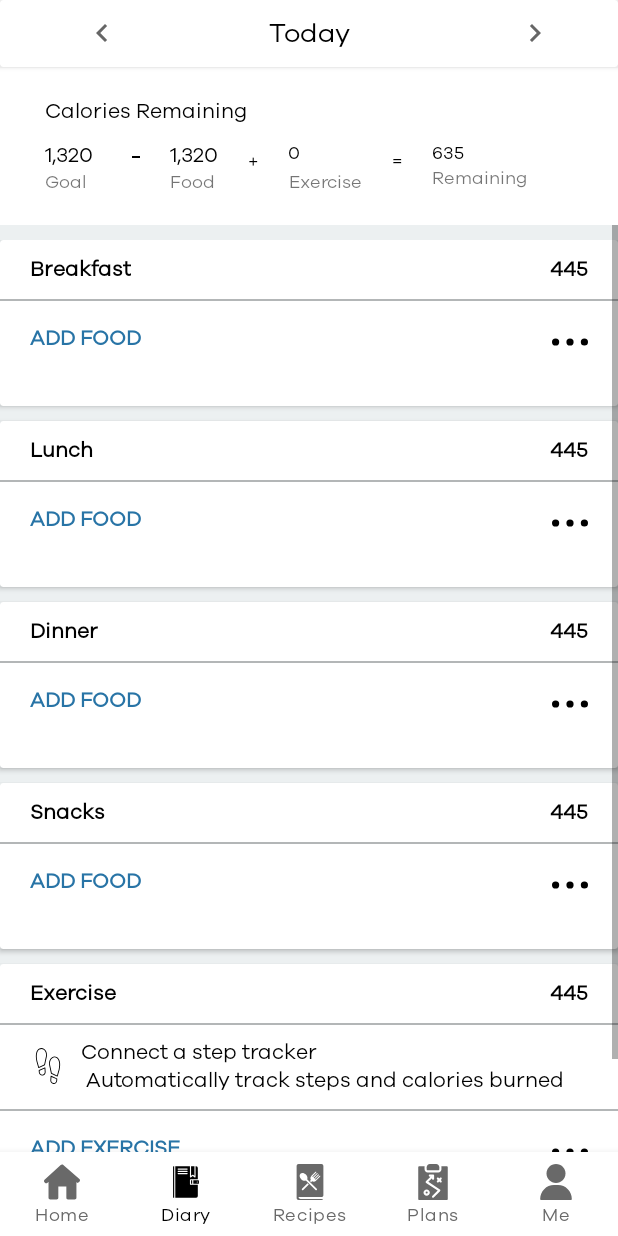
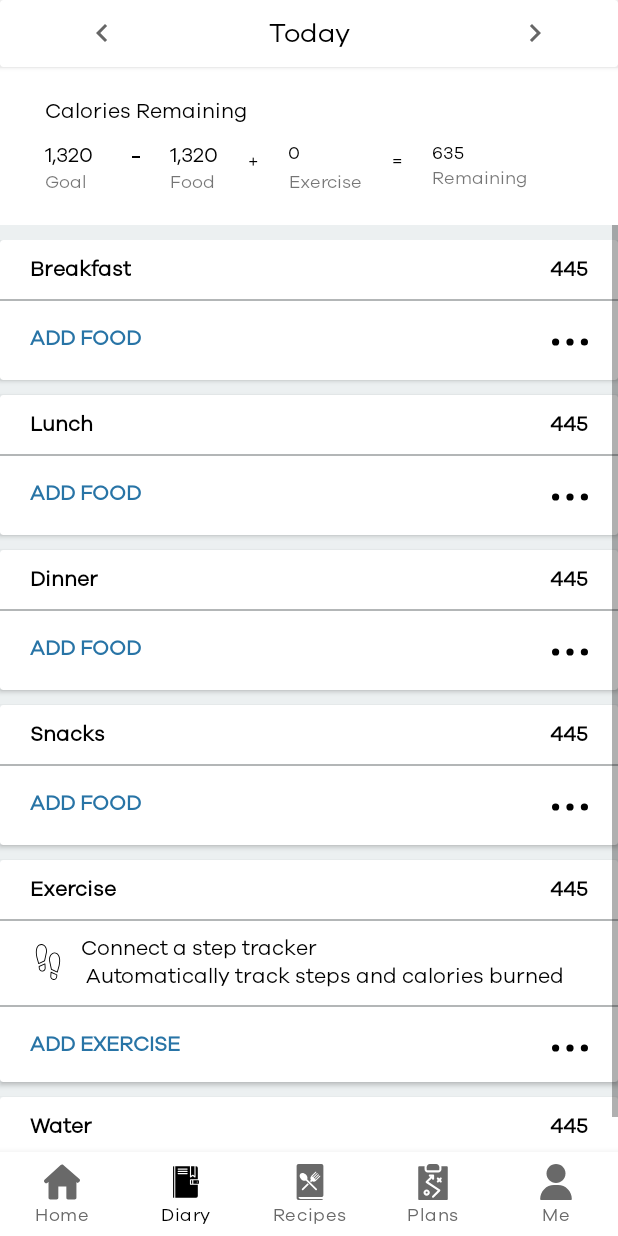
Before and after one commit to prabinkumarsahu28/MyFitnessGoal, an Android app: the screen it shows after launch once a user with an empty profile is signed in (MainActivity), item 2 of the bottom bar chosen, on a phone screen of 412 x 824 dp. Run offline under Robolectric (Android 15) with nearby library versions, the phone set to English and light mode, and no system bars; our stand-ins replace Firebase (no records; nobody signed in at launch, a user with empty details on screens opened directly), Room's generated code.

Commit message:
deleting done

```diff
--- a/MyFitnessGoal/app/src/main/java/com/eclair/myfitnessgoal/activities/CaloriesActivity.kt
+++ b/MyFitnessGoal/app/src/main/java/com/eclair/myfitnessgoal/activities/CaloriesActivity.kt
@@ -80,7 +80,7 @@ class CaloriesActivity : AppCompatActivity(), FoodClickListener {
 
     }
 
-    override fun onFoodItemClicked(foodEntity: FoodEntity) {
+    override fun onFoodItemClicked(foodEntity: FoodEntity, s: String) {
         val intent = Intent(this, ShowFoodDetailsActivity::class.java)
         intent.putExtra("foodItem", foodEntity)
         startActivity(intent)
--- a/MyFitnessGoal/app/src/main/java/com/eclair/myfitnessgoal/fragments/DiaryFragment.kt
+++ b/MyFitnessGoal/app/src/main/java/com/eclair/myfitnessgoal/fragments/DiaryFragment.kt
@@ -19,6 +19,9 @@ import com.eclair.myfitnessgoal.roomdb.FoodEntity
 import com.eclair.myfitnessgoal.roomdb.FoodViewModel
 import com.eclair.myfitnessgoal.roomdb.FoodViewModelFactory
 import kotlinx.android.synthetic.main.fragment_diary.*
+import kotlinx.coroutines.CoroutineScope
+import kotlinx.coroutines.Dispatchers
+import kotlinx.coroutines.launch
 
 class DiaryFragment : Fragment(), FoodClickListener {
 
@@ -31,6 +34,8 @@ class DiaryFragment : Fragment(), FoodClickListener {
     lateinit var lunchAdapter: SearchFoodItemsAdapter
     lateinit var dinnerAdapter: SearchFoodItemsAdapter
     lateinit var snackAdapter: SearchFoodItemsAdapter
+
+    lateinit var viewModel: FoodViewModel
 
 
     override fun onViewCreated(view: View, savedInstanceState: Bundle?) {
@@ -63,7 +68,7 @@ class DiaryFragment : Fragment(), FoodClickListener {
         val app = activity?.application as FoodApplication
         val repository = app.foodRepo
         val viewModelFactory = FoodViewModelFactory(repository)
-        val viewModel = ViewModelProviders.of(this, viewModelFactory).get(FoodViewModel::class.java)
+        viewModel = ViewModelProviders.of(this, viewModelFactory).get(FoodViewModel::class.java)
 
         rv_breakFast.layoutManager = LinearLayoutManager(context)
         breakFastAdapter = SearchFoodItemsAdapter(breakFastList, this)
@@ -122,8 +127,16 @@ class DiaryFragment : Fragment(), FoodClickListener {
 
     }
 
-    override fun onFoodItemClicked(foodEntity: FoodEntity) {
-        Toast.makeText(context, "delete", Toast.LENGTH_SHORT).show()
+    override fun onFoodItemClicked(foodEntity: FoodEntity, s: String) {
+
+        if (s == "delete"){
+            CoroutineScope(Dispatchers.IO).launch {
+                viewModel.getDeletedFoodItem(foodEntity)
+            }
+        }else{
+            Toast.makeText(context,"details",Toast.LENGTH_SHORT).show()
+        }
+
     }
 
 
--- a/MyFitnessGoal/app/src/main/java/com/eclair/myfitnessgoal/listeners/FoodClickListener.kt
+++ b/MyFitnessGoal/app/src/main/java/com/eclair/myfitnessgoal/listeners/FoodClickListener.kt
@@ -3,5 +3,5 @@ package com.eclair.myfitnessgoal.listeners
 import com.eclair.myfitnessgoal.roomdb.FoodEntity
 
 interface FoodClickListener {
-    fun onFoodItemClicked(foodEntity: FoodEntity)
+    fun onFoodItemClicked(foodEntity: FoodEntity, s: String)
 }
--- a/MyFitnessGoal/app/src/main/java/com/eclair/myfitnessgoal/roomdb/FoodDao.kt
+++ b/MyFitnessGoal/app/src/main/java/com/eclair/myfitnessgoal/roomdb/FoodDao.kt
@@ -1,10 +1,7 @@
 package com.eclair.myfitnessgoal.roomdb
 
 import androidx.lifecycle.LiveData
-import androidx.room.Dao
-import androidx.room.Insert
-import androidx.room.OnConflictStrategy
-import androidx.room.Query
+import androidx.room.*
 
 @Dao
 interface FoodDao {
@@ -20,5 +17,8 @@ interface FoodDao {
     fun getTotalCalorie(): LiveData<Int?>
 
     @Query("SELECT * FROM FoodTable WHERE type =:types")
-    fun getAddedFood(types: String) : LiveData<List<FoodEntity>>
+    fun getAddedFood(types: String): LiveData<List<FoodEntity>>
+
+    @Delete
+    fun deleteFood(foodEntity: FoodEntity)
 }
--- a/MyFitnessGoal/app/src/main/java/com/eclair/myfitnessgoal/roomdb/FoodRepo.kt
+++ b/MyFitnessGoal/app/src/main/java/com/eclair/myfitnessgoal/roomdb/FoodRepo.kt
@@ -24,4 +24,10 @@ class FoodRepo(private val foodDao: FoodDao) {
     fun getAddedFood(types: String): LiveData<List<FoodEntity>> {
         return foodDao.getAddedFood(types)
     }
+
+    fun deleteFoodItem(foodEntity: FoodEntity) {
+        CoroutineScope(Dispatchers.IO).launch {
+            foodDao.deleteFood(foodEntity)
+        }
+    }
 }
--- a/MyFitnessGoal/app/src/main/java/com/eclair/myfitnessgoal/roomdb/FoodViewModel.kt
+++ b/MyFitnessGoal/app/src/main/java/com/eclair/myfitnessgoal/roomdb/FoodViewModel.kt
@@ -17,7 +17,11 @@ class FoodViewModel(private val foodRepo: FoodRepo) : ViewModel() {
         return foodRepo.getTotalCalorie()
     }
 
-    fun getALlAddedFood(type : String) : LiveData<List<FoodEntity>>{
+    fun getALlAddedFood(type: String): LiveData<List<FoodEntity>> {
         return foodRepo.getAddedFood(type)
     }
+
+    fun getDeletedFoodItem(foodEntity: FoodEntity) {
+        foodRepo.deleteFoodItem(foodEntity)
+    }
 }
--- /dev/null
+++ b/MyFitnessGoal/app/src/main/res/drawable/ic_iconfinder_1564502_basket_delete_remove_icon.xml
@@ -0,0 +1,5 @@
+<vector android:height="20dp" android:viewportHeight="24"
+    android:viewportWidth="24" android:width="20dp" xmlns:android="http://schemas.android.com/apk/res/android">
+    <path android:fillColor="#FF000000" android:pathData="M18.9,8H5.1c-0.6,0 -1.1,0.5 -1,1.1l1.6,13.1c0.1,1 1,1.7 2,1.7h8.5c1,0 1.9,-0.7 2,-1.7l1.6,-13.1C19.9,8.5 19.5,8 18.9,8z"/>
+    <path android:fillColor="#FF000000" android:pathData="M20,2h-5l0,0c0,-1.1 -0.9,-2 -2,-2h-2C9.9,0 9,0.9 9,2l0,0H4C2.9,2 2,2.9 2,4v1c0,0.6 0.4,1 1,1h18c0.6,0 1,-0.4 1,-1V4C22,2.9 21.1,2 20,2z"/>
+</vector>
--- a/MyFitnessGoal/app/src/main/res/layout/fragment_diary.xml
+++ b/MyFitnessGoal/app/src/main/res/layout/fragment_diary.xml
@@ -267,17 +267,17 @@
                         android:layout_below="@+id/vLineOne"
                         android:layout_marginStart="@dimen/dp_20"
                         android:layout_marginTop="@dimen/dp_15"
-                        android:layout_marginBottom="@dimen/dp_15"
+                        android:layout_marginBottom="@dimen/dp_8"
                         android:text="ADD FOOD"
                         android:textColor="#2874A6 "
                         android:textStyle="bold" />
 
                     <androidx.recyclerview.widget.RecyclerView
                         android:id="@+id/rv_breakFast"
-                        android:layout_width="wrap_content"
+                        android:layout_width="match_parent"
                         android:layout_height="wrap_content"
-                        android:layout_below="@+id/tvAddFood"
-                        android:layout_marginTop="@dimen/dp_20">
+                        android:layout_marginBottom="@dimen/dp_10"
+                        android:layout_below="@+id/tvAddFood">
 
                     </androidx.recyclerview.widget.RecyclerView>
 
@@ -343,17 +343,17 @@
                         android:layout_below="@+id/vLineTwo"
                         android:layout_marginStart="@dimen/dp_20"
                         android:layout_marginTop="@dimen/dp_15"
-                        android:layout_marginBottom="@dimen/dp_15"
+                        android:layout_marginBottom="@dimen/dp_8"
                         android:text="ADD FOOD"
                         android:textColor="#2874A6 "
                         android:textStyle="bold" />
 
                     <androidx.recyclerview.widget.RecyclerView
                         android:id="@+id/rv_Lunch"
-                        android:layout_width="wrap_content"
+                        android:layout_width="match_parent"
                         android:layout_height="wrap_content"
-                        android:layout_below="@+id/tvAddLunchFood"
-                        android:layout_marginTop="@dimen/dp_20">
+                        android:layout_marginBottom="@dimen/dp_10"
+                        android:layout_below="@+id/tvAddLunchFood">
 
                     </androidx.recyclerview.widget.RecyclerView>
 
@@ -419,17 +419,17 @@
                         android:layout_below="@+id/vLineThree"
                         android:layout_marginStart="@dimen/dp_20"
                         android:layout_marginTop="@dimen/dp_15"
-                        android:layout_marginBottom="@dimen/dp_15"
+                        android:layout_marginBottom="@dimen/dp_8"
                         android:text="ADD FOOD"
                         android:textColor="#2874A6 "
                         android:textStyle="bold" />
 
                     <androidx.recyclerview.widget.RecyclerView
                         android:id="@+id/rv_Dinner"
-                        android:layout_width="wrap_content"
+                        android:layout_width="match_parent"
                         android:layout_height="wrap_content"
-                        android:layout_below="@+id/tvAddDinnerFood"
-                        android:layout_marginTop="@dimen/dp_20">
+                        android:layout_marginBottom="@dimen/dp_10"
+                        android:layout_below="@+id/tvAddDinnerFood">
 
                     </androidx.recyclerview.widget.RecyclerView>
 
@@ -495,7 +495,7 @@
                         android:layout_below="@+id/vLineFour"
                         android:layout_marginStart="@dimen/dp_20"
                         android:layout_marginTop="@dimen/dp_15"
-                        android:layout_marginBottom="@dimen/dp_15"
+                        android:layout_marginBottom="@dimen/dp_8"
                         android:text="ADD FOOD"
                         android:textColor="#2874A6 "
                         android:textStyle="bold" />
@@ -503,10 +503,10 @@
 
                     <androidx.recyclerview.widget.RecyclerView
                         android:id="@+id/rv_Snacks"
-                        android:layout_width="wrap_content"
+                        android:layout_width="match_parent"
                         android:layout_height="wrap_content"
-                        android:layout_below="@+id/tvAddSnackFood"
-                        android:layout_marginTop="@dimen/dp_20">
+                        android:layout_marginBottom="@dimen/dp_10"
+                        android:layout_below="@+id/tvAddSnackFood">
 
                     </androidx.recyclerview.widget.RecyclerView>
 
```
Also changed, not shown: MyFitnessGoal/app/src/main/java/com/eclair/myfitnessgoal/viewHolder/SearchFoodItemsViewHolder.kt (+29 -2 lines).
